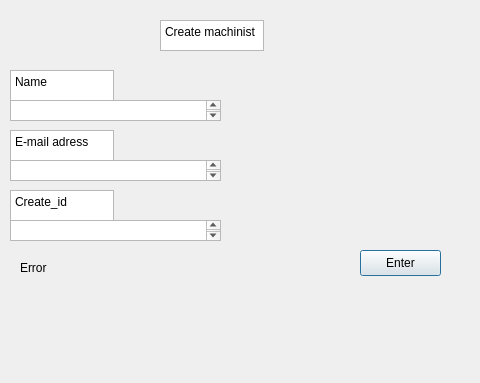
The window that Machinist_creator.ui (Simlebo/Project_3BM) describes before a commit, drawn with Qt 5; both pictures show x 0 to 480 and y 0 to 383 of the 480 by 640 pixel window.
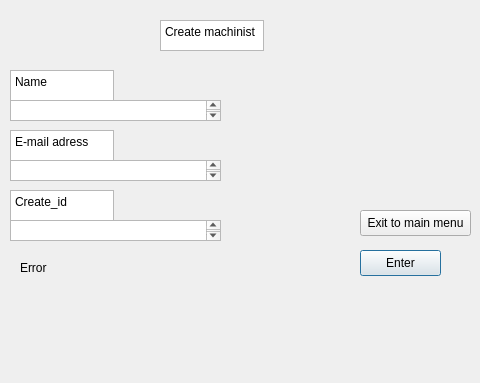
The same window after the commit.

Commit message: Add 'Exit to main menu' button to Machinist dialog

Patch:
```diff
--- a/Machinist_creator.ui
+++ b/Machinist_creator.ui
@@ -130,6 +130,19 @@
     <string>Enter</string>
    </property>
   </widget>
+  <widget class="QPushButton" name="Exit_menu">
+   <property name="geometry">
+    <rect>
+     <x>360</x>
+     <y>210</y>
+     <width>111</width>
+     <height>26</height>
+    </rect>
+   </property>
+   <property name="text">
+    <string>Exit to main menu</string>
+   </property>
+  </widget>
  </widget>
  <resources/>
  <connections/>
```
